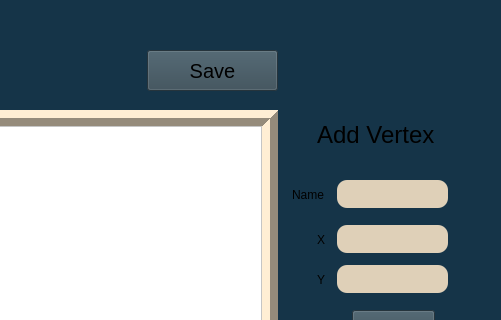
First picture: the form in GraphWindow.ui, repository mohamedtarek132/RoadMapConstruction, before the edit; both pictures show x 523 to 1024 and y 0 to 320 of the 1024 by 720 pixel window.
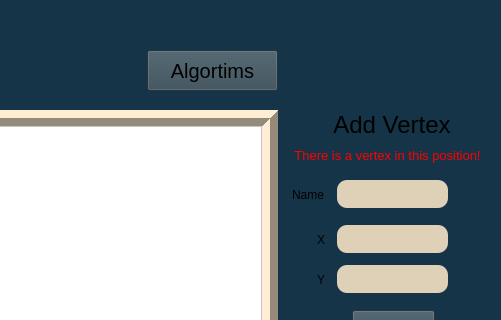
Second picture: the form after the edit.

Diff of the .ui file:
```diff
--- a/GraphWindow.ui
+++ b/GraphWindow.ui
@@ -313,7 +313,7 @@
     <property name="geometry">
      <rect>
       <x>840</x>
-      <y>110</y>
+      <y>100</y>
       <width>150</width>
       <height>50</height>
      </rect>
@@ -326,6 +326,9 @@
     <property name="text">
      <string>Add Vertex</string>
     </property>
+    <property name="alignment">
+     <set>Qt::AlignCenter</set>
+    </property>
     <property name="wordWrap">
      <bool>false</bool>
     </property>
@@ -533,7 +536,7 @@
      <string notr="true">background-color: rgb(53, 73, 84);</string>
     </property>
     <property name="text">
-     <string>Save</string>
+     <string>Algortims</string>
     </property>
    </widget>
    <widget class="QLabel" name="label_15">
@@ -570,6 +573,36 @@
      <string>Home</string>
     </property>
    </widget>
+   <widget class="QLabel" name="addError">
+    <property name="enabled">
+     <bool>true</bool>
+    </property>
+    <property name="geometry">
+     <rect>
+      <x>810</x>
+      <y>140</y>
+      <width>201</width>
+      <height>31</height>
+     </rect>
+    </property>
+    <property name="font">
+     <font>
+      <pointsize>10</pointsize>
+     </font>
+    </property>
+    <property name="styleSheet">
+     <string notr="true">color: rgb(255, 0, 0);</string>
+    </property>
+    <property name="text">
+     <string>There is a vertex in this position!</string>
+    </property>
+    <property name="alignment">
+     <set>Qt::AlignCenter</set>
+    </property>
+    <property name="visible">
+     <bool>false</bool>
+    </property>
+   </widget>
   </widget>
  </widget>
  <resources/>
```
Left out of the diff: 2 changed lines with no effect on the pictures.
